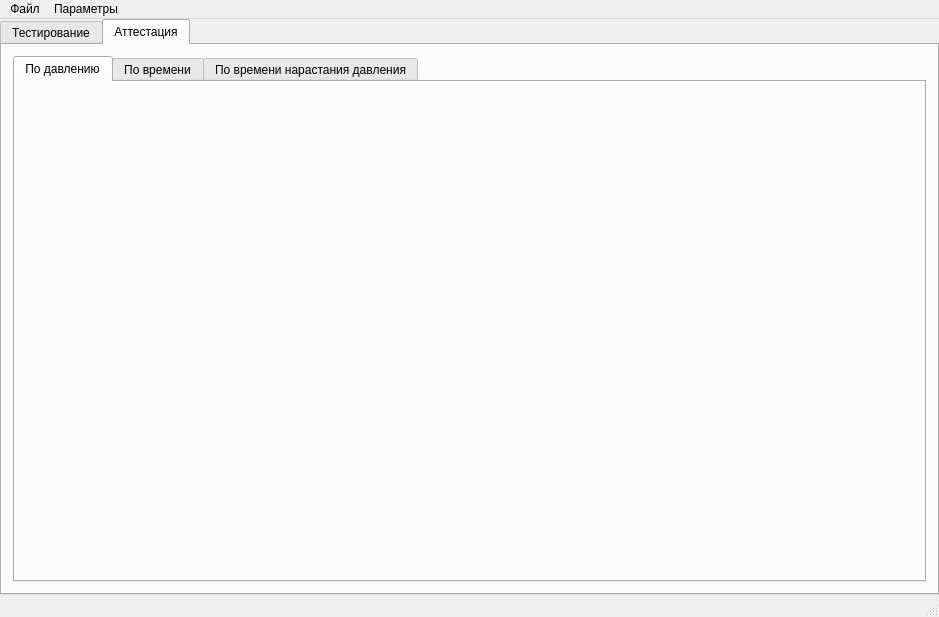
firef0xff/ttm25, file main_window.ui: the form before one commit.
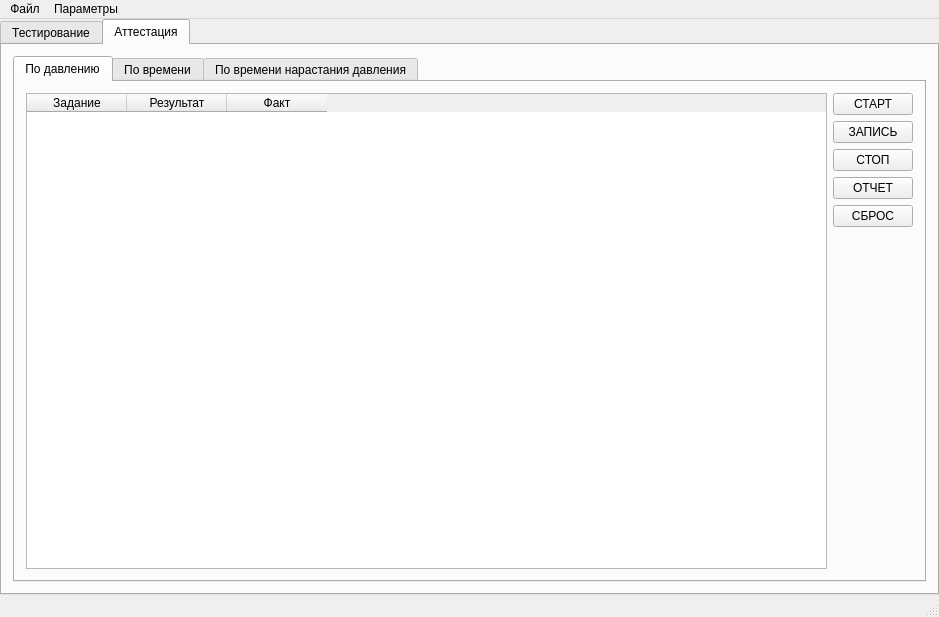
The form after the commit. The open tabs and pages were chosen to show the change.

Patch:
```diff
--- a/main_window.ui
+++ b/main_window.ui
@@ -1140,6 +1140,88 @@
            <attribute name="title">
             <string>По давлению</string>
            </attribute>
+           <layout class="QHBoxLayout" name="horizontalLayout_10">
+            <item>
+             <widget class="QTableWidget" name="tblAttPressure">
+              <property name="sizePolicy">
+               <sizepolicy hsizetype="Expanding" vsizetype="Expanding">
+                <horstretch>0</horstretch>
+                <verstretch>0</verstretch>
+               </sizepolicy>
+              </property>
+              <column>
+               <property name="text">
+                <string>Задание</string>
+               </property>
+              </column>
+              <column>
+               <property name="text">
+                <string>Результат</string>
+               </property>
+              </column>
+              <column>
+               <property name="text">
+                <string>Факт</string>
+               </property>
+              </column>
+             </widget>
+            </item>
+            <item>
+             <layout class="QVBoxLayout" name="verticalLayout_6">
+              <property name="leftMargin">
+               <number>0</number>
+              </property>
+              <item>
+               <widget class="QPushButton" name="bAPStart">
+                <property name="text">
+                 <string>СТАРТ</string>
+                </property>
+               </widget>
+              </item>
+              <item>
+               <widget class="QPushButton" name="bAPWrite">
+                <property name="text">
+                 <string>ЗАПИСЬ</string>
+                </property>
+               </widget>
+              </item>
+              <item>
+               <widget class="QPushButton" name="bAPStop">
+                <property name="text">
+                 <string>СТОП</string>
+                </property>
+               </widget>
+              </item>
+              <item>
+               <widget class="QPushButton" name="bAPReport">
+                <property name="text">
+                 <string>ОТЧЕТ</string>
+                </property>
+               </widget>
+              </item>
+              <item>
+               <widget class="QPushButton" name="bAPClear">
+                <property name="text">
+                 <string>СБРОС</string>
+                </property>
+               </widget>
+              </item>
+              <item>
+               <spacer name="verticalSpacer">
+                <property name="orientation">
+                 <enum>Qt::Vertical</enum>
+                </property>
+                <property name="sizeHint" stdset="0">
+                 <size>
+                  <width>20</width>
+                  <height>40</height>
+                 </size>
+                </property>
+               </spacer>
+              </item>
+             </layout>
+            </item>
+           </layout>
           </widget>
           <widget class="QWidget" name="tab_6">
            <attribute name="title">
```
Left out of the diff: 2 changed lines with no effect on the pictures.
